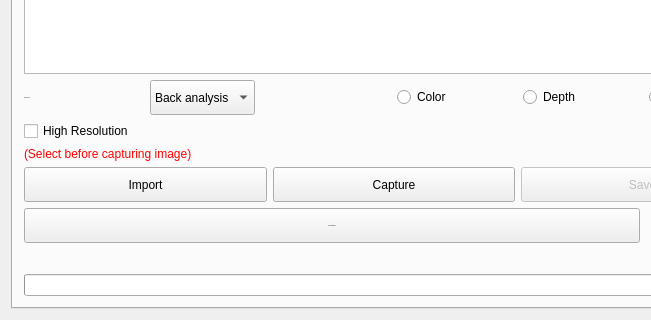
The window that DesktopApp/desktopapp.ui (michaelfong2017/landmark-annotator-desktop) describes before a commit, drawn with Qt 5; both pictures show x 0 to 651 and y 600 to 920 of the 1285 by 920 pixel window.
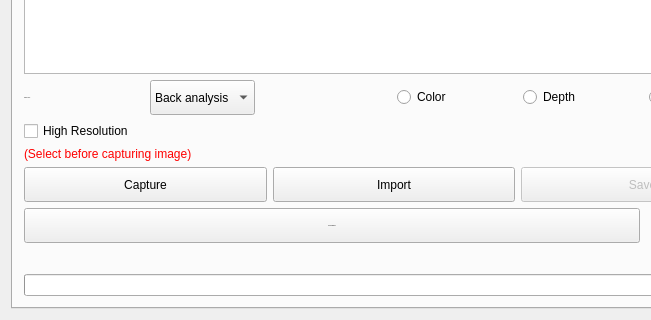
The same window after the commit. The open tabs and pages were chosen to show the change.

What changed in the file:
```diff
--- a/DesktopApp/desktopapp.ui
+++ b/DesktopApp/desktopapp.ui
@@ -1292,19 +1292,6 @@
        </item>
        <item>
         <layout class="QHBoxLayout" name="horizontalLayout">
-         <item>
-          <widget class="QPushButton" name="importButton">
-           <property name="minimumSize">
-            <size>
-             <width>0</width>
-             <height>35</height>
-            </size>
-           </property>
-           <property name="text">
-            <string>Import</string>
-           </property>
-          </widget>
-         </item>
          <item>
           <widget class="QPushButton" name="captureButton">
            <property name="enabled">
@@ -1330,6 +1317,19 @@
            </property>
           </widget>
          </item>
+         <item>
+          <widget class="QPushButton" name="importButton">
+           <property name="minimumSize">
+            <size>
+             <width>0</width>
+             <height>35</height>
+            </size>
+           </property>
+           <property name="text">
+            <string>Import</string>
+           </property>
+          </widget>
+         </item>
          <item>
           <widget class="QPushButton" name="saveButtonCaptureTab">
            <property name="enabled">
```
Left out of the diff: 2 changed lines with no effect on the pictures.
